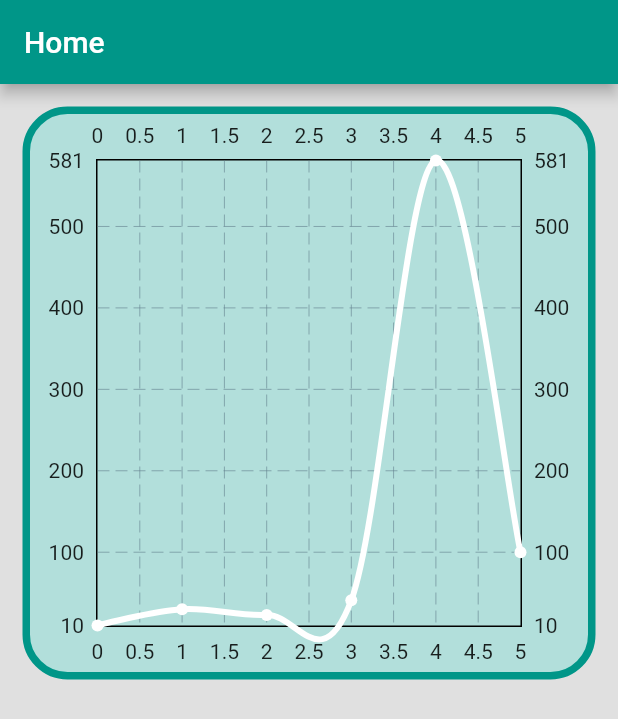
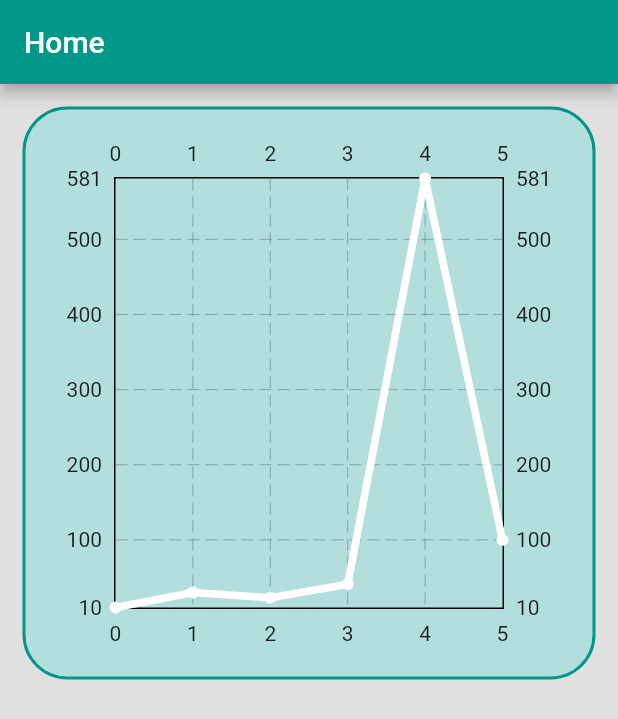
Before and after one commit to FlavioAro/flutter-line-chart, a Flutter app: the screen it shows after launch, on a phone screen of 412 x 824 dp. Shown: the top 719 px of the screen. Run offline on Flutter 3.47's test engine with Material 2 defaults, Android fonts, the phone set to English and light mode, and no system bars; drawn by our look-alikes of fl_chart.

Commit message:
update chart

```diff
--- a/line_chart/lib/src/components/line_chart.dart
+++ b/line_chart/lib/src/components/line_chart.dart
@@ -12,10 +12,9 @@ class MyLineChart extends StatelessWidget {
       aspectRatio: 1,
       child: LineChart(LineChartData(lineBarsData: [
         LineChartBarData(
-            barWidth: 4,
+            barWidth: 5,
             color: Colors.white,
             spots: points.map((point) => FlSpot(point.x, point.y)).toList(),
-            isCurved: true,
             dotData: FlDotData(show: true)),
       ])),
     );
--- a/line_chart/lib/src/pages/home.dart
+++ b/line_chart/lib/src/pages/home.dart
@@ -22,11 +22,12 @@ class _HomePageState extends State<HomePage> {
           children: [
             Container(
               margin: const EdgeInsets.all(15),
+              padding: const EdgeInsets.all(15),
               decoration: BoxDecoration(
                 border: Border.all(
                   color: Colors.teal,
                   style: BorderStyle.solid,
-                  width: 5,
+                  width: 2,
                 ),
                 color: Colors.teal[100],
                 borderRadius: BorderRadius.circular(30.0),
```
